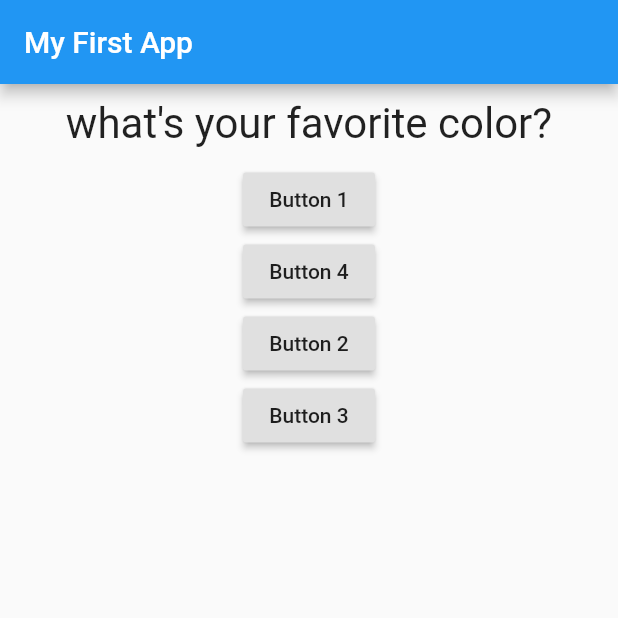
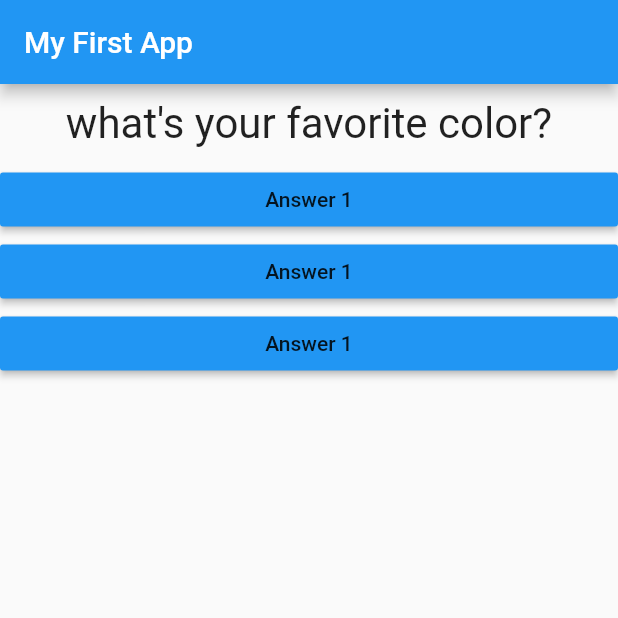
Before and after one commit to Leekiseong02/DartStudy, a Flutter app: the screen it shows after launch, on a phone screen of 412 x 824 dp, the top half of it. Run offline on Flutter 3.47's test engine with Material 2 defaults, Android fonts, the phone set to English and light mode, and no system bars.

Commit message:
Add Answer.dart
Passing Callback Functions Around

```diff
--- /dev/null
+++ b/lib/answer.dart
@@ -0,0 +1,17 @@
+import 'package:flutter/material.dart';
+
+class Answer extends StatelessWidget {
+  final Function answerSelecter;
+  Answer(this.answerSelecter);
+  @override
+  Widget build(BuildContext context) {
+    return Container(
+      width: double.infinity,
+      // ignore: deprecated_member_use
+      child: RaisedButton(
+          child: Text('Answer 1'),
+          color: Colors.blue,
+          onPressed: answerSelecter),
+    );
+  }
+}
--- a/lib/main.dart
+++ b/lib/main.dart
@@ -1,5 +1,6 @@
 import 'package:flutter/material.dart';
 import 'question.dart';
+import 'answer.dart';
 
 void main() => runApp(MyApp());
 
@@ -39,17 +40,9 @@ class MyAppState extends State<MyApp> {
         body: Column(
           children: [
             Question(questionList[questionNumber]),
-            RaisedButton(child: Text('Button 1'), onPressed: answerQuestion),
-            RaisedButton(child: Text('Button 4'), onPressed: questionFunction),
-            RaisedButton(
-                child: Text('Button 2'),
-                onPressed: () => print('Press Button 2')),
-            RaisedButton(
-                child: Text('Button 3'),
-                onPressed: () {
-                  //....
-                  print('Press Button 3');
-                }),
+            Answer(questionFunction),
+            Answer(questionFunction),
+            Answer(questionFunction),
           ],
         ),
         appBar: AppBar(
```
